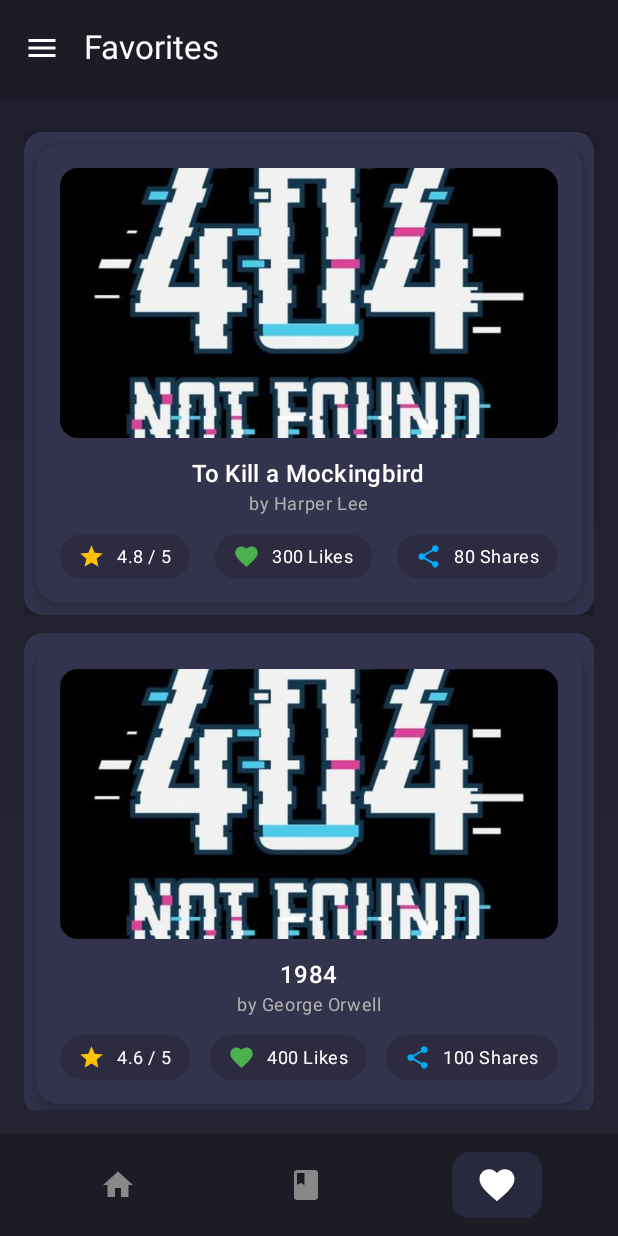
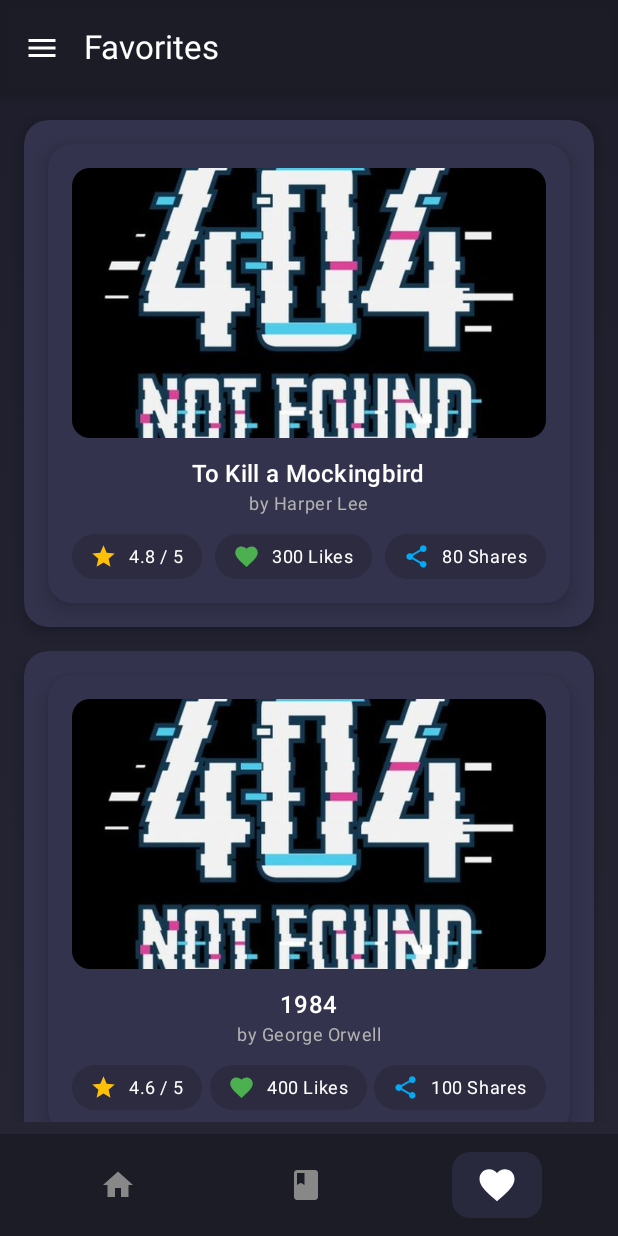
Before and after one commit to ankitkumar1302/BasicDesign, an Android app built with Jetpack Compose: the favorites screen opened through its navigation route, on a phone screen of 412 x 824 dp. Run offline under Robolectric (Android 15) with nearby library versions, the light colour scheme and no system bars; our stand-ins replace accompanist; libraries missing offline, so code that uses them is left out: com.google.accompanist.navigation; pictures from the network do not load.

Commit message:
Add favourite Screen

```diff
--- a/app/src/main/java/com/viprab/basicdesign/navigation/NavigationHost.kt
+++ b/app/src/main/java/com/viprab/basicdesign/navigation/NavigationHost.kt
@@ -116,7 +116,7 @@
                 )
             }
         ) {
-            FavoritesScreen(navController = navController)
+            FavoritesScreen()
         }
 
         // Detail screen route
--- a/app/src/main/java/com/viprab/basicdesign/ui/favorites/FavoritesScreen.kt
+++ b/app/src/main/java/com/viprab/basicdesign/ui/favorites/FavoritesScreen.kt
@@ -2,37 +2,53 @@
 
 import androidx.compose.animation.animateContentSize
 import androidx.compose.foundation.background
-import androidx.compose.foundation.layout.Arrangement
-import androidx.compose.foundation.layout.Box
-import androidx.compose.foundation.layout.PaddingValues
-import androidx.compose.foundation.layout.fillMaxSize
-import androidx.compose.foundation.layout.fillMaxWidth
-import androidx.compose.foundation.layout.padding
+import androidx.compose.foundation.layout.*
 import androidx.compose.foundation.lazy.LazyColumn
 import androidx.compose.foundation.lazy.items
 import androidx.compose.foundation.shape.RoundedCornerShape
 import androidx.compose.material3.MaterialTheme
+import androidx.compose.material3.Text
 import androidx.compose.runtime.Composable
-import androidx.compose.runtime.collectAsState
+import androidx.compose.ui.Alignment
 import androidx.compose.ui.Modifier
 import androidx.compose.ui.draw.shadow
 import androidx.compose.ui.graphics.Brush
 import androidx.compose.ui.graphics.Color
-import androidx.compose.ui.platform.LocalContext
+import androidx.compose.ui.text.style.TextAlign
 import androidx.compose.ui.tooling.preview.Preview
 import androidx.compose.ui.unit.dp
-import androidx.lifecycle.viewmodel.compose.viewModel
-import androidx.navigation.NavController
 import com.viprab.basicdesign.components.BookItemCard
 import com.viprab.basicdesign.model.Book
 
 @Composable
 fun FavoritesScreen(
-    viewModel: FavoritesViewModel = viewModel(),
-    onBookClick: (Book) -> Unit = {},
-    navController: NavController
+    onBookClick: (Book) -> Unit = {}
 ) {
-    val books = viewModel.favoritesBooks.collectAsState().value
+    // Hardcoded list of favorite books
+    val books = listOf(
+        Book(
+            id = 1,
+            title = "To Kill a Mockingbird",
+            author = "Harper Lee",
+            coverImageUrl = "https://i.pinimg.com/736x/e7/ed/b3/e7edb3bd3c80e66792e8d94e4c255a3d.jpg",
+            rating = 4.8,
+            reviewsCount = 1234,
+            likes = 300,
+            description = "A classic novel of morality and justice.",
+            shares = 80
+        ),
+        Book(
+            id = 2,
+            title = "1984",
+            author = "George Orwell",
+            coverImageUrl = "https://i.pinimg.com/736x/55/b7/7a/55b77a1a24f101fbc7efe20b181262a5.jpg",
+            rating = 4.6,
+            reviewsCount = 1400,
+            likes = 400,
+            description = "A dystopian tale of surveillance and control.",
+            shares = 100
+        )
+    )
 
     Box(
         modifier = Modifier
@@ -42,36 +58,52 @@
                     colors = listOf(Color(0xFF1E1E2C), Color(0xFF252534))
                 )
             )
-            .padding(16.dp)
+            .padding(horizontal = 12.dp, vertical = 8.dp)
     ) {
+        if (books.isEmpty()) {
+            // Empty State
+            Box(
+                modifier = Modifier.fillMaxSize(),
+                contentAlignment = Alignment.Center
+            ) {
+                Text(
+                    text = "Your Favorites List is Empty",
+                    style = MaterialTheme.typography.bodyLarge.copy(color = Color.Gray),
+                    textAlign = TextAlign.Center
+                )
+            }
+        } else {
+            // Favorites List
             LazyColumn(
                 contentPadding = PaddingValues(vertical = 8.dp),
-            verticalArrangement = Arrangement.spacedBy(12.dp)
+                verticalArrangement = Arrangement.spacedBy(16.dp) // Space between cards
             ) {
                 items(books) { book ->
                     BookItemCard(
                         book = book,
                         modifier = Modifier
-                        .animateContentSize()
-                        .shadow(elevation = 8.dp, shape = RoundedCornerShape(12.dp))
                             .fillMaxWidth()
-                        .background(MaterialTheme.colorScheme.surface, RoundedCornerShape(12.dp)),
-//                    onReviewsClick = { onBookClick(book) },
-//                    onLikesClick = { onBookClick(book) },
-//                    onSharesClick = { onBookClick(book) },
+                            .padding(horizontal = 4.dp)
+                            .shadow(
+                                elevation = 6.dp,
+                                shape = RoundedCornerShape(16.dp)
+                            )
+                            .background(
+                                MaterialTheme.colorScheme.surface,
+                                shape = RoundedCornerShape(16.dp)
+                            )
+                            .padding(8.dp),
                         onClick = { onBookClick(book) }
                     )
                 }
             }
         }
     }
+}
+
 
 @Preview
 @Composable
 fun FavoritesScreenPreview() {
-    FavoritesScreen(
-        navController = NavController(
-            context = LocalContext.current
-        )
-    )
+    FavoritesScreen()
 }
--- a/app/src/main/java/com/viprab/basicdesign/ui/genres/GenresScreen.kt
+++ b/app/src/main/java/com/viprab/basicdesign/ui/genres/GenresScreen.kt
@@ -48,7 +48,7 @@
 fun GenresScreen(
     viewModel: GenresViewModel = viewModel(),
     onBookClick: (Book) -> Unit = {},
-//    navController: NavController
+
 ) {
     val books = viewModel.genresBooks.collectAsState().value
 
```
Also changed, not shown: app/src/main/java/com/viprab/basicdesign/model/Book.kt (+7 -6 lines). Lines whose indentation alone changed are shown as unchanged.
